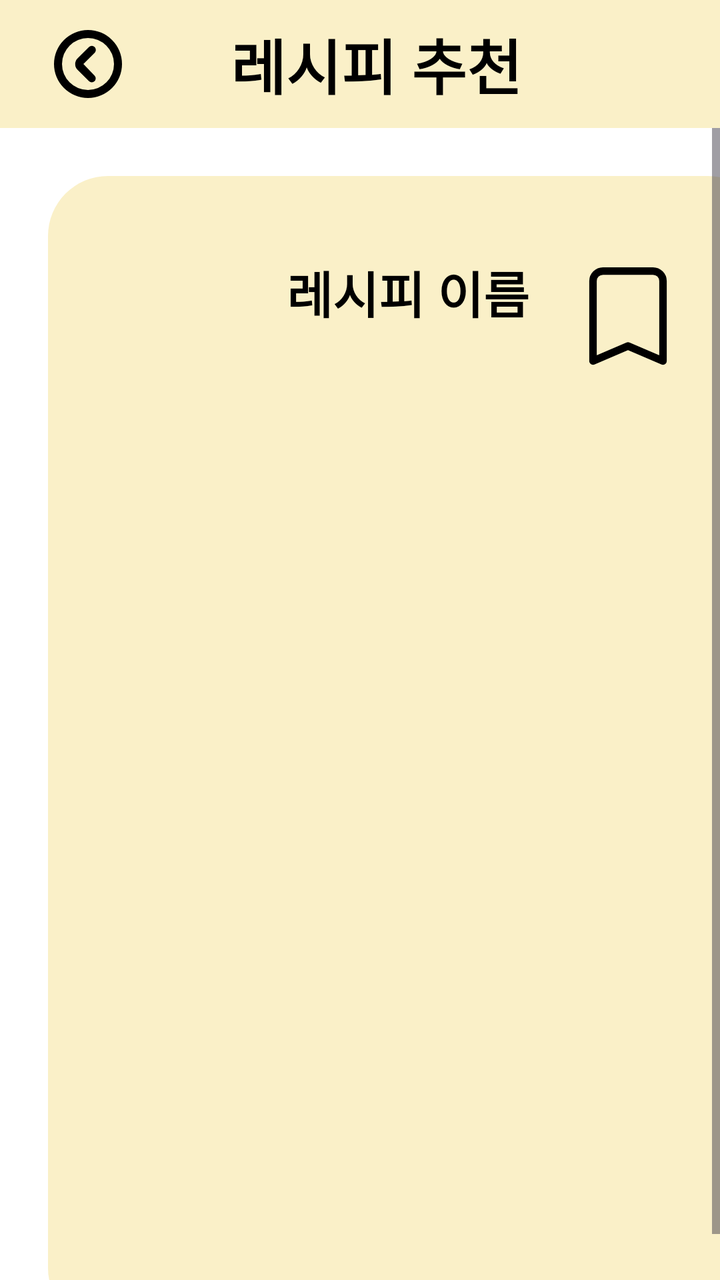
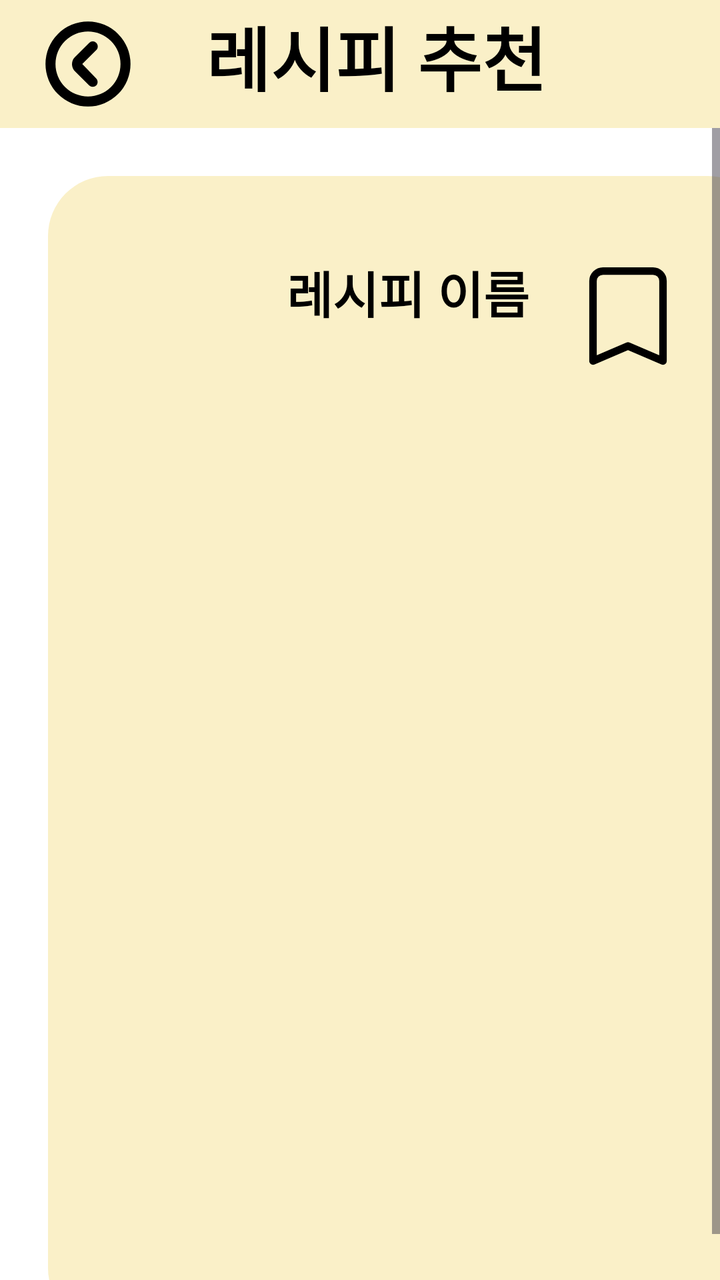

Before-and-after screenshots of an Android layout around one commit, followed by the original layout XML and the change that was made.
<!-- AndroidManifest.xml: application theme Theme.PickAndCook -->
<!-- res/layout/activity_recipe_detail.xml -->
<?xml version="1.0" encoding="utf-8"?>
<androidx.constraintlayout.widget.ConstraintLayout xmlns:android="http://schemas.android.com/apk/res/android"
    xmlns:app="http://schemas.android.com/apk/res-auto"
    android:layout_width="match_parent"
    android:layout_height="match_parent"
    android:background="@android:color/white">

    
    <androidx.appcompat.widget.Toolbar
        android:id="@+id/toolbar"
        android:layout_width="0dp"
        android:layout_height="?attr/actionBarSize"
        android:background="@color/main"
        android:paddingStart="16dp"
        app:navigationIcon="@drawable/ic_arrow_back"
        app:layout_constraintTop_toTopOf="parent"
        app:layout_constraintStart_toStartOf="parent"
        app:layout_constraintEnd_toEndOf="parent">

        <TextView
            android:layout_width="wrap_content"
            android:layout_height="wrap_content"
            android:layout_gravity="center"
            android:text="레시피 추천"
            android:textAppearance="@style/TitleTextStyle" />
    </androidx.appcompat.widget.Toolbar>

    
    <ScrollView
        android:layout_width="0dp"
        android:layout_height="0dp"
        android:fillViewport="true"
        app:layout_constraintTop_toBottomOf="@id/toolbar"
        app:layout_constraintBottom_toBottomOf="parent"
        app:layout_constraintStart_toStartOf="parent"
        app:layout_constraintEnd_toEndOf="parent">

        <androidx.constraintlayout.widget.ConstraintLayout
            android:id="@+id/infoCard"
            android:layout_width="match_parent"
            android:layout_height="wrap_content"
            android:background="@drawable/bg_rounded"
            android:backgroundTint="@color/main"
            android:layout_margin="24dp"
            android:padding="24dp">

            <FrameLayout
                android:id="@+id/topBox"
                android:layout_width="0dp"
                android:layout_height="wrap_content"
                app:layout_constraintTop_toTopOf="parent"
                app:layout_constraintStart_toStartOf="parent"
                app:layout_constraintEnd_toEndOf="parent">

                
                <TextView
                    android:id="@+id/recipeName"
                    android:layout_width="wrap_content"
                    android:layout_height="wrap_content"
                    android:layout_gravity="top|center_horizontal"
                    android:layout_marginTop="16dp"
                    android:text="레시피 이름"
                    android:textSize="25sp"
                    android:textStyle="bold"
                    android:textColor="@color/black" />

                
                <ImageView
                    android:id="@+id/bookmarkBtn"
                    android:layout_width="wrap_content"
                    android:layout_height="wrap_content"
                    android:layout_gravity="top|end"
                    android:layout_margin="16dp"
                    android:src="@drawable/ic_bookmark_border"
                    android:contentDescription="즐겨찾기" />

                
                <ImageView
                    android:id="@+id/recipeImageView"
                    android:layout_width="match_parent"
                    android:layout_height="wrap_content"
                    android:maxHeight="300dp"
                    android:adjustViewBounds="true"
                    android:scaleType="fitCenter"
                    android:layout_gravity="top"/>
            </FrameLayout>

            

        </androidx.constraintlayout.widget.ConstraintLayout>
    </ScrollView>
</androidx.constraintlayout.widget.ConstraintLayout>
<!-- resources referenced by this layout -->
<resources>
  <color name="black">#FF000000</color>
  <color name="main">#FAF0C8</color>
  <!-- drawable bg_rounded (drawable) -->
  <shape xmlns:android="http://schemas.android.com/apk/res/android"
      android:shape="rectangle">
      <solid android:color="#F8F4F4" />
      <corners android:radius="30dp" />
  </shape>
  <!-- drawable ic_arrow_back (drawable) -->
  <vector xmlns:android="http://schemas.android.com/apk/res/android"
      android:width="40dp"
      android:height="40dp"
      android:viewportWidth="200"
      android:viewportHeight="200">
    <path
        android:pathData="M100,15a85,85 0,1 0,85 85A84.93,84.93 0,0 0,100 15ZM100,165a65,65 0,1 1,65 -65A64.87,64.87 0,0 1,100 165ZM116.5,57.5a9.67,9.67 0,0 0,-14 0L74,86a19.92,19.92 0,0 0,0 28.5L102.5,143a9.9,9.9 0,0 0,14 -14l-28,-29L117,71.5C120.5,68 120.5,61.5 116.5,57.5Z"
        android:fillColor="#000000"/>
  </vector>
  <!-- drawable ic_bookmark_border (drawable) -->
  <vector xmlns:android="http://schemas.android.com/apk/res/android"
      android:width="60dp"
      android:height="60dp"
      android:viewportWidth="24"
      android:viewportHeight="24">
      <path
          android:fillColor="#00000000"
          android:strokeColor="#000000"
          android:strokeWidth="1.5"
          android:strokeLineJoin="round"
          android:strokeLineCap="round"
          android:pathData="M7 3h10a2 2 0 0 1 2 2v16l-7 -3 -7 3V5a2 2 0 0 1 2 -2z" />
  </vector>
  <style name="TitleTextStyle">
          <item name="android:textSize">30sp</item>
          <item name="android:textStyle">bold</item>
          <item name="android:textColor">#000000</item> 
          <item name="android:fontFamily">sans-serif-medium</item>
          <item name="android:gravity">center</item>
      </style>
  <style name="Theme.PickAndCook" parent="Base.Theme.PickAndCook" />
  <style name="Base.Theme.PickAndCook" parent="Theme.Material3.DayNight.NoActionBar">
          
          
      </style>
</resources>

<!-- the commit's change to res/layout/activity_recipe_detail.xml (unified diff, before → after) -->
@@ -5,14 +5,15 @@
     android:layout_height="match_parent"
     android:background="@android:color/white">
 
-    
     <androidx.appcompat.widget.Toolbar
         android:id="@+id/toolbar"
         android:layout_width="0dp"
-        android:layout_height="?attr/actionBarSize"
+        android:layout_height="wrap_content"
+        android:minHeight="?attr/actionBarSize"
         android:background="@color/main"
+        app:navigationIcon="@drawable/ic_arrow_back"
+        android:paddingBottom="8dp"
         android:paddingStart="16dp"
-        app:navigationIcon="@drawable/ic_arrow_back"
         app:layout_constraintTop_toTopOf="parent"
         app:layout_constraintStart_toStartOf="parent"
         app:layout_constraintEnd_toEndOf="parent">
@@ -25,7 +26,6 @@
             android:textAppearance="@style/TitleTextStyle" />
     </androidx.appcompat.widget.Toolbar>
 
-    
     <ScrollView
         android:layout_width="0dp"
         android:layout_height="0dp"
<!-- resource entries referenced after the edit -->
@@ -10,8 +10,8 @@
   </shape>
   <!-- drawable ic_arrow_back (drawable) -->
   <vector xmlns:android="http://schemas.android.com/apk/res/android"
-      android:width="40dp"
-      android:height="40dp"
+      android:width="50dp"
+      android:height="50dp"
       android:viewportWidth="200"
       android:viewportHeight="200">
     <path
@@ -33,7 +33,7 @@
           android:pathData="M7 3h10a2 2 0 0 1 2 2v16l-7 -3 -7 3V5a2 2 0 0 1 2 -2z" />
   </vector>
   <style name="TitleTextStyle">
-          <item name="android:textSize">30sp</item>
+          <item name="android:textSize">35sp</item>
           <item name="android:textStyle">bold</item>
           <item name="android:textColor">#000000</item> 
           <item name="android:fontFamily">sans-serif-medium</item>
@@ -42,7 +42,7 @@
   <style name="Theme.PickAndCook" parent="Base.Theme.PickAndCook" />
   <style name="Base.Theme.PickAndCook" parent="Theme.Material3.DayNight.NoActionBar">
           
-          
+          <item name="colorPrimary">#BBFAF0C8</item>
       </style>
 </resources>
 
